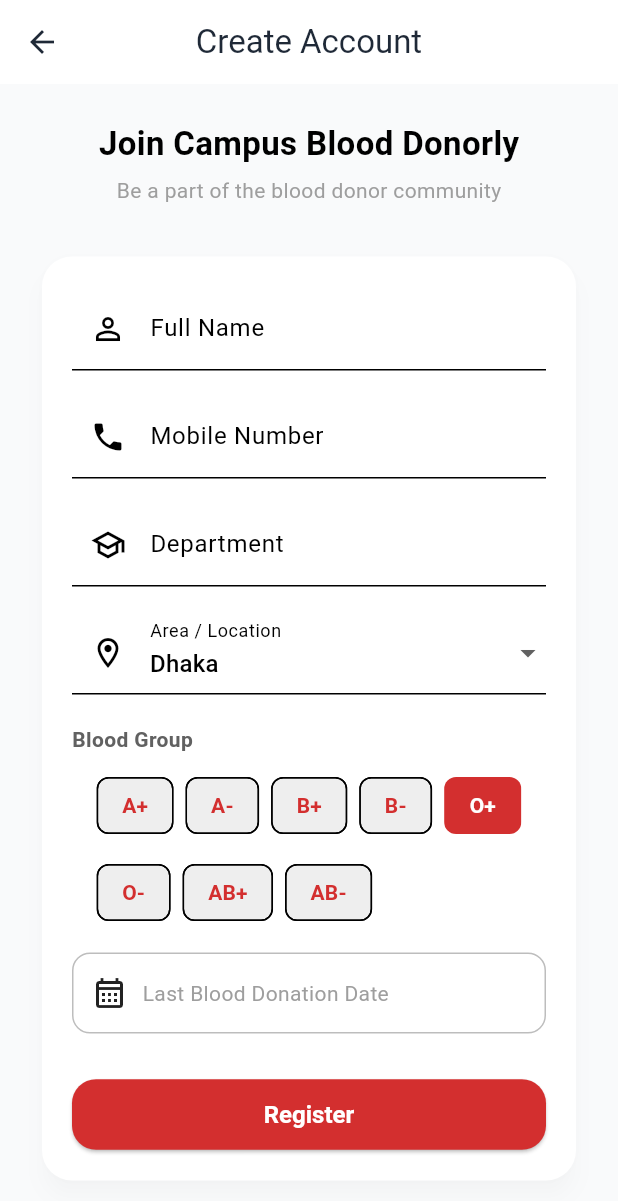
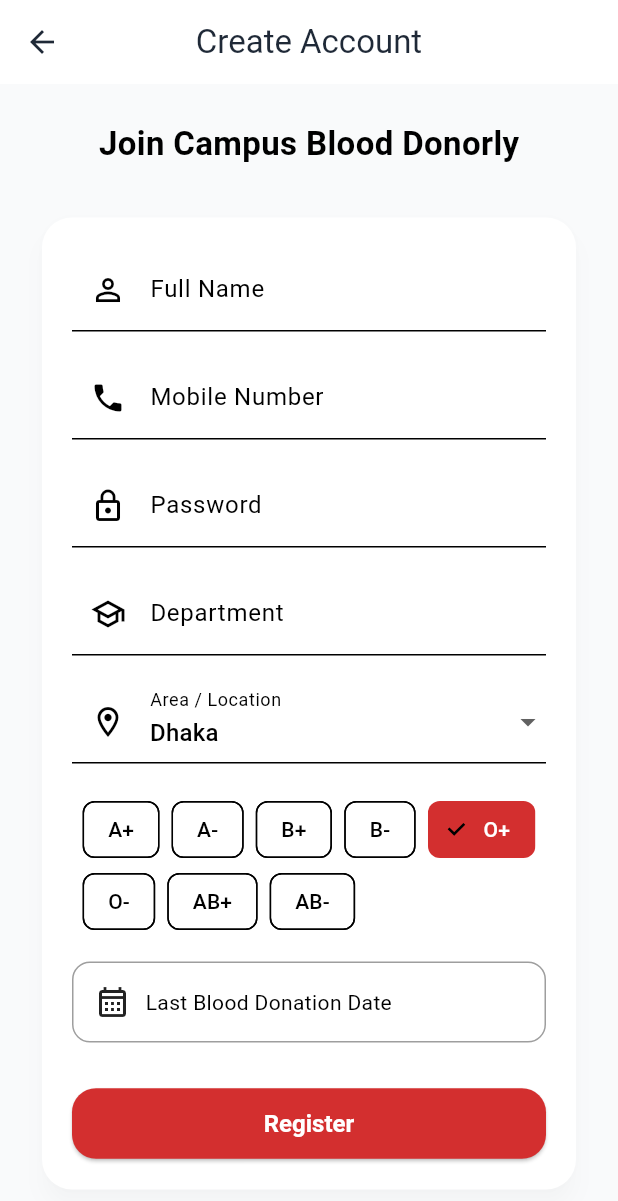
Before and after one commit to AGMKhair/diu_life_save, a Flutter app: the RegisterScreen screen opened directly, on a phone screen of 412 x 824 dp. Shown: the top 1201 px of the screen. Run offline on Flutter 3.47's test engine with Material 3 defaults, Android fonts, the phone set to English and light mode, and no system bars; our stand-ins replace cloud_firestore, firebase_auth, firebase_core, flutter_riverpod, google_fonts, image_picker; accounts and stored records are empty.

Commit message:
registration and login done

```diff
--- a/lib/screen/register_screen.dart
+++ b/lib/screen/register_screen.dart
@@ -1,5 +1,8 @@
+import 'package:cloud_firestore/cloud_firestore.dart';
+import 'package:diu_life_save/model/donor_model.dart';
 import 'package:diu_life_save/screen/home_screen.dart';
 import 'package:diu_life_save/theme/app_colors.dart';
+import 'package:firebase_auth/firebase_auth.dart';
 import 'package:flutter/material.dart';
 import 'package:intl/intl.dart';
 
@@ -14,11 +17,15 @@ class _RegisterScreenState extends State<RegisterScreen> {
   String selectedBloodGroup = 'O+';
   String selectedArea = 'Dhaka';
   DateTime? lastDonationDate;
+  bool isLoading = false;
 
+  final nameController = TextEditingController();
+  final phoneController = TextEditingController();
+  final passwordController = TextEditingController();
+  final departmentController = TextEditingController();
 
   final List<String> bloodGroups = [
-    'A+', 'A-', 'B+', 'B-',
-    'O+', 'O-', 'AB+', 'AB-'
+    'A+', 'A-', 'B+', 'B-', 'O+', 'O-', 'AB+', 'AB-'
   ];
 
   final List<String> areas = [
@@ -32,7 +39,6 @@ class _RegisterScreenState extends State<RegisterScreen> {
     'Mymensingh',
   ];
 
-
   Future<void> pickLastDonationDate() async {
     final picked = await showDatePicker(
       context: context,
@@ -42,30 +48,74 @@ class _RegisterScreenState extends State<RegisterScreen> {
     );
 
     if (picked != null) {
-      setState(() {
-        lastDonationDate = picked;
-      });
+      setState(() => lastDonationDate = picked);
     }
   }
 
+  Future<void> registerDonor() async {
+    if (nameController.text.isEmpty ||
+        phoneController.text.isEmpty ||
+        passwordController.text.isEmpty ||
+        departmentController.text.isEmpty) {
+      ScaffoldMessenger.of(context).showSnackBar(
+        const SnackBar(content: Text('Please fill all required fields')),
+      );
+      return;
+    }
+
+    try {
+      setState(() => isLoading = true);
+
+      final phone = phoneController.text.trim();
+      final email = "$phone@diu.com";
+
+      final cred = await FirebaseAuth.instance
+          .createUserWithEmailAndPassword(
+        email: email,
+        password: passwordController.text,
+      );
+
+      final uid = cred.user!.uid;
+
+      final donor = DonorModel(
+        id: uid,
+        name: nameController.text.trim(),
+        phone: phone,
+        department: departmentController.text.trim(),
+        area: selectedArea,
+        bloodGroup: selectedBloodGroup,
+        lastDonationDate: lastDonationDate,
+      );
+
+      await FirebaseFirestore.instance
+          .collection('users')
+          .doc(uid)
+          .set(donor.toMap());
+
+      Navigator.pushReplacement(
+        context,
+        MaterialPageRoute(builder: (_) => const HomeScreen()),
+      );
+    } on FirebaseAuthException catch (e) {
+      ScaffoldMessenger.of(context).showSnackBar(
+        SnackBar(content: Text(e.message ?? 'Registration failed')),
+      );
+    } finally {
+      setState(() => isLoading = false);
+    }
+  }
 
   @override
   Widget build(BuildContext context) {
     return Scaffold(
       appBar: AppBar(title: const Text('Create Account')),
-      body: SafeArea(
-        child: SingleChildScrollView(
+      body: SingleChildScrollView(
         padding: const EdgeInsets.all(24),
         child: Column(
           children: [
             const Text(
               'Join Campus Blood Donorly',
               style: TextStyle(fontSize: 22, fontWeight: FontWeight.bold),
-              ),
-              const SizedBox(height: 6),
-              const Text(
-                'Be a part of the blood donor community',
-                style: TextStyle(fontSize: 14, color: Colors.grey),
             ),
             const SizedBox(height: 30),
 
@@ -74,37 +124,48 @@ class _RegisterScreenState extends State<RegisterScreen> {
                 padding: const EdgeInsets.all(20),
                 child: Column(
                   children: [
-                      /// FULL NAME
-                      const _Field(
+
+                    _Field(
                       label: 'Full Name',
                       icon: Icons.person_outline,
+                      controller: nameController,
                     ),
 
                     const SizedBox(height: 16),
 
-                      /// MOBILE
-                      const _Field(
+                    _Field(
                       label: 'Mobile Number',
                       icon: Icons.phone,
                       type: TextInputType.phone,
+                      controller: phoneController,
                     ),
 
                     const SizedBox(height: 16),
 
-                      /// DEPARTMENT
-                      const _Field(
-                        label: 'Department',
-                        icon: Icons.school_outlined,
+                    _Field(
+                      label: 'Password',
+                      icon: Icons.lock_outline,
+                      controller: passwordController,
+                      isPassword: true,
                     ),
 
                     const SizedBox(height: 16),
 
-                      /// AREA
+                    _Field(
+                      label: 'Department',
+                      icon: Icons.school_outlined,
+                      controller: departmentController,
+                    ),
+
+                    const SizedBox(height: 16),
+
                     DropdownButtonFormField<String>(
                       value: selectedArea,
                       items: areas
-                            .map((a) =>
-                            DropdownMenuItem(value: a, child: Text(a)))
+                          .map((a) => DropdownMenuItem(
+                        value: a,
+                        child: Text(a),
+                      ))
                           .toList(),
                       onChanged: (v) => setState(() => selectedArea = v!),
                       decoration: const InputDecoration(
@@ -115,36 +176,17 @@ class _RegisterScreenState extends State<RegisterScreen> {
 
                     const SizedBox(height: 20),
 
-                      /// BLOOD GROUP
-                      Align(
-                        alignment: Alignment.centerLeft,
-                        child: Text(
-                          'Blood Group',
-                          style: TextStyle(
-                            fontWeight: FontWeight.w600,
-                            color: Colors.grey.shade700,
-                          ),
-                        ),
-                      ),
-                      const SizedBox(height: 10),
-
                     Wrap(
                       spacing: 8,
-                        runSpacing: 10,
                       children: bloodGroups.map((bg) {
                         return ChoiceChip(
-                            showCheckmark: false,
                           selected: selectedBloodGroup == bg,
+                          label: Text(bg),
                           selectedColor: AppColors.primaryRed,
-                            backgroundColor: Colors.grey.shade200,
-                            label: Text(
-                              bg,
-                              style: TextStyle(
+                          labelStyle: TextStyle(
                             color: selectedBloodGroup == bg
                                 ? Colors.white
-                                    : AppColors.primaryRed,
-                                fontWeight: FontWeight.w600,
-                              ),
+                                : Colors.black,
                           ),
                           onSelected: (_) =>
                               setState(() => selectedBloodGroup = bg),
@@ -154,13 +196,12 @@ class _RegisterScreenState extends State<RegisterScreen> {
 
                     const SizedBox(height: 16),
 
-                      /// 🩸 LAST DONATION DATE
                     InkWell(
                       onTap: pickLastDonationDate,
                       child: Container(
-                          padding: const EdgeInsets.symmetric(vertical: 14, horizontal: 12),
+                        padding: const EdgeInsets.all(14),
                         decoration: BoxDecoration(
-                            border: Border.all(color: Colors.grey.shade400),
+                          border: Border.all(color: Colors.grey),
                           borderRadius: BorderRadius.circular(12),
                         ),
                         child: Row(
@@ -170,48 +211,30 @@ class _RegisterScreenState extends State<RegisterScreen> {
                             Text(
                               lastDonationDate == null
                                   ? 'Last Blood Donation Date'
-                                    : DateFormat('dd MMM yyyy').format(lastDonationDate!),
-                                style: TextStyle(
-                                  color: lastDonationDate == null
-                                      ? Colors.grey
-                                      : Colors.black,
+                                  : DateFormat('dd MMM yyyy')
+                                  .format(lastDonationDate!),
+                            ),
+                          ],
+                        ),
+                      ),
+                    ),
+
+                    const SizedBox(height: 30),
+
+                    SizedBox(
+                      width: double.infinity,
+                      child: ElevatedButton(
+                        onPressed: isLoading ? null : registerDonor,
+                        child: isLoading
+                            ? const CircularProgressIndicator(color: Colors.white)
+                            : const Text('Register'),
                       ),
                     ),
                   ],
                 ),
               ),
             ),
-
-
-                      const SizedBox(height: 30),
-
-                      /// REGISTER
-                      SizedBox(
-                        width: double.infinity,
-                        child: ElevatedButton(
-                          onPressed: () {
-                            Navigator.pushReplacement(
-                              context,
-                              MaterialPageRoute(
-                                builder: (_) => const HomeScreen(),
-                              ),
-                            );
-                          },
-                          child: const Text('Register'),
-                        ),
-                      ),
           ],
-                  ),
-                ),
-              ),
-
-              const SizedBox(height: 24),
-              TextButton(
-                onPressed: () => Navigator.pop(context),
-                child: const Text('Already have an account? Login'),
-              ),
-            ],
-          ),
         ),
       ),
     );
@@ -222,17 +245,23 @@ class _Field extends StatelessWidget {
   final String label;
   final IconData icon;
   final TextInputType type;
+  final TextEditingController controller;
+  final bool isPassword;
 
   const _Field({
     required this.label,
     required this.icon,
+    required this.controller,
     this.type = TextInputType.text,
+    this.isPassword = false,
   });
 
   @override
   Widget build(BuildContext context) {
     return TextField(
+      controller: controller,
       keyboardType: type,
+      obscureText: isPassword,
       decoration: InputDecoration(
         labelText: label,
         prefixIcon: Icon(icon),
```
Also changed, not shown: lib/screen/login_screen.dart (+57 -27 lines), lib/screen/search_screen.dart (+19 -0 lines). Lines whose indentation alone changed are shown as unchanged.
